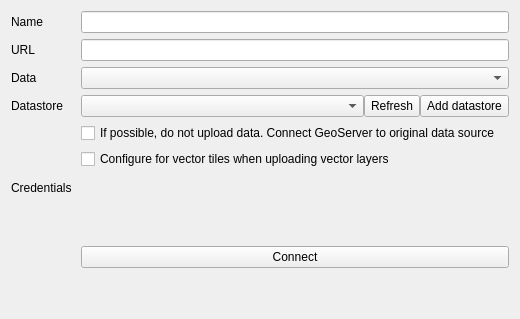
The window that geocatbridge/servers/views/geoserver.ui (GeoCat/qgis-bridge-plugin) describes before a commit, drawn with Qt 5.
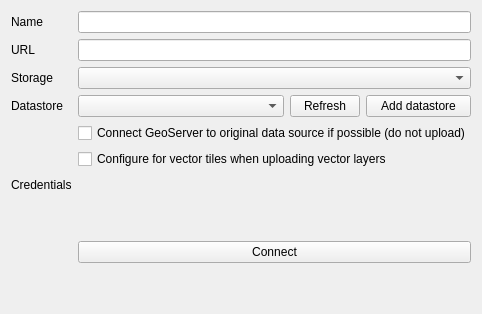
The same window after the commit.

Patch:
```diff
--- a/geocatbridge/servers/views/geoserver.ui
+++ b/geocatbridge/servers/views/geoserver.ui
@@ -6,17 +6,61 @@
    <rect>
     <x>0</x>
     <y>0</y>
-    <width>515</width>
-    <height>319</height>
+    <width>520</width>
+    <height>314</height>
    </rect>
   </property>
-  <layout class="QHBoxLayout" name="horizontalLayout_2">
+  <property name="sizePolicy">
+   <sizepolicy hsizetype="Preferred" vsizetype="Minimum">
+    <horstretch>0</horstretch>
+    <verstretch>0</verstretch>
+   </sizepolicy>
+  </property>
+  <layout class="QVBoxLayout" name="verticalLayout">
+   <property name="sizeConstraint">
+    <enum>QLayout::SetFixedSize</enum>
+   </property>
    <item>
-    <layout class="QGridLayout" name="gridLayout_2">
+    <layout class="QGridLayout" name="gridLayout">
+     <property name="sizeConstraint">
+      <enum>QLayout::SetMinimumSize</enum>
+     </property>
      <property name="horizontalSpacing">
-      <number>9</number>
+      <number>6</number>
      </property>
-     <item row="4" column="0">
+     <item row="0" column="0">
+      <widget class="QLabel" name="label_3">
+       <property name="sizePolicy">
+        <sizepolicy hsizetype="Preferred" vsizetype="Maximum">
+         <horstretch>0</horstretch>
+         <verstretch>0</verstretch>
+        </sizepolicy>
+       </property>
+       <property name="text">
+        <string>Name</string>
+       </property>
+      </widget>
+     </item>
+     <item row="0" column="1">
+      <widget class="QLineEdit" name="txtGeoserverName"/>
+     </item>
+     <item row="1" column="0">
+      <widget class="QLabel" name="label_4">
+       <property name="sizePolicy">
+        <sizepolicy hsizetype="Preferred" vsizetype="Maximum">
+         <horstretch>0</horstretch>
+         <verstretch>0</verstretch>
+        </sizepolicy>
+       </property>
+       <property name="text">
+        <string>URL</string>
+       </property>
+      </widget>
+     </item>
+     <item row="1" column="1">
+      <widget class="QLineEdit" name="txtGeoserverUrl"/>
+     </item>
+     <item row="2" column="0">
       <widget class="QLabel" name="label_6">
        <property name="sizePolicy">
         <sizepolicy hsizetype="Preferred" vsizetype="Maximum">
@@ -25,11 +69,14 @@
         </sizepolicy>
        </property>
        <property name="text">
-        <string>Data</string>
+        <string>Storage</string>
        </property>
       </widget>
      </item>
-     <item row="5" column="0">
+     <item row="2" column="1">
+      <widget class="QComboBox" name="comboStorageType"/>
+     </item>
+     <item row="3" column="0">
       <widget class="QLabel" name="labelGeoserverDatastore">
        <property name="sizePolicy">
         <sizepolicy hsizetype="Minimum" vsizetype="Maximum">
@@ -42,67 +89,87 @@
        </property>
       </widget>
      </item>
-     <item row="8" column="0">
-      <widget class="QLabel" name="label_5">
-       <property name="text">
-        <string>Credentials</string>
-       </property>
-      </widget>
+     <item row="3" column="1">
+      <layout class="QHBoxLayout" name="datastoreLayout">
+       <item>
+        <widget class="QComboBox" name="comboGeoserverDatabase">
+         <property name="sizePolicy">
+          <sizepolicy hsizetype="MinimumExpanding" vsizetype="Fixed">
+           <horstretch>0</horstretch>
+           <verstretch>0</verstretch>
+          </sizepolicy>
+         </property>
+         <property name="minimumSize">
+          <size>
+           <width>200</width>
+           <height>0</height>
+          </size>
+         </property>
+        </widget>
+       </item>
+       <item>
+        <widget class="QWidget" name="datastoreControls" native="true">
+         <property name="cursor">
+          <cursorShape>ArrowCursor</cursorShape>
+         </property>
+         <layout class="QHBoxLayout" name="horizontalLayout">
+          <property name="leftMargin">
+           <number>0</number>
+          </property>
+          <property name="topMargin">
+           <number>0</number>
+          </property>
+          <property name="rightMargin">
+           <number>0</number>
+          </property>
+          <property name="bottomMargin">
+           <number>0</number>
+          </property>
+          <item>
+           <widget class="QToolButton" name="btnRefreshDatabases">
+            <property name="sizePolicy">
+             <sizepolicy hsizetype="Fixed" vsizetype="Minimum">
+              <horstretch>0</horstretch>
+              <verstretch>0</verstretch>
+             </sizepolicy>
+            </property>
+            <property name="minimumSize">
+             <size>
+              <width>70</width>
+              <height>22</height>
+             </size>
+            </property>
+            <property name="text">
+             <string>Refresh</string>
+            </property>
+           </widget>
+          </item>
+          <item>
+           <widget class="QToolButton" name="btnAddDatastore">
+            <property name="sizePolicy">
+             <sizepolicy hsizetype="Fixed" vsizetype="Minimum">
+              <horstretch>0</horstretch>
+              <verstretch>0</verstretch>
+             </sizepolicy>
+            </property>
+            <property name="minimumSize">
+             <size>
+              <width>105</width>
+              <height>22</height>
+             </size>
+            </property>
+            <property name="text">
+             <string>Add datastore</string>
+            </property>
+           </widget>
+          </item>
+         </layout>
+        </widget>
+       </item>
+      </layout>
      </item>
-     <item row="10" column="2" colspan="2">
-      <widget class="QPushButton" name="btnConnectGeoserver">
-       <property name="text">
-        <string>Connect</string>
-       </property>
-      </widget>
-     </item>
-     <item row="8" column="2">
-      <widget class="QWidget" name="geoserverAuthWidget" native="true">
-       <property name="sizePolicy">
-        <sizepolicy hsizetype="MinimumExpanding" vsizetype="MinimumExpanding">
-         <horstretch>0</horstretch>
-         <verstretch>0</verstretch>
-        </sizepolicy>
-       </property>
-      </widget>
-     </item>
-     <item row="4" column="2" colspan="2">
-      <widget class="QComboBox" name="comboGeoserverDataStorage" />
-     </item>
-     <item row="11" column="0">
-      <spacer name="verticalSpacer_2">
-       <property name="orientation">
-        <enum>Qt::Vertical</enum>
-       </property>
-       <property name="sizeHint" stdset="0">
-        <size>
-         <width>20</width>
-         <height>40</height>
-        </size>
-       </property>
-      </spacer>
-     </item>
-     <item row="0" column="0">
-      <widget class="QLabel" name="label_3">
-       <property name="sizePolicy">
-        <sizepolicy hsizetype="Preferred" vsizetype="Maximum">
-         <horstretch>0</horstretch>
-         <verstretch>0</verstretch>
-        </sizepolicy>
-       </property>
-       <property name="text">
-        <string>Name</string>
-       </property>
-      </widget>
-     </item>
-     <item row="6" column="2">
+     <item row="4" column="1">
       <widget class="QCheckBox" name="chkUseOriginalDataSource">
-       <property name="sizePolicy">
-        <sizepolicy hsizetype="Minimum" vsizetype="Fixed">
-         <horstretch>0</horstretch>
-         <verstretch>0</verstretch>
-        </sizepolicy>
-       </property>
        <property name="minimumSize">
         <size>
          <width>0</width>
@@ -116,11 +183,11 @@
         </size>
        </property>
        <property name="text">
-        <string>If possible, do not upload data. Connect GeoServer to original data source</string>
+        <string>Connect GeoServer to original data source if possible (do not upload)</string>
        </property>
       </widget>
      </item>
-     <item row="7" column="2">
+     <item row="5" column="1">
       <widget class="QCheckBox" name="chkUseVectorTiles">
        <property name="minimumSize">
         <size>
@@ -133,10 +200,36 @@
        </property>
       </widget>
      </item>
-     <item row="0" column="2" colspan="2">
-      <widget class="QLineEdit" name="txtGeoserverName"/>
+     <item row="6" column="0">
+      <widget class="QLabel" name="label_5">
+       <property name="text">
+        <string>Credentials</string>
+       </property>
+      </widget>
      </item>
-     <item row="9" column="2">
+     <item row="6" column="1">
+      <widget class="QWidget" name="geoserverAuthWidget" native="true">
+       <property name="sizePolicy">
+        <sizepolicy hsizetype="Preferred" vsizetype="Fixed">
+         <horstretch>0</horstretch>
+         <verstretch>0</verstretch>
+        </sizepolicy>
+       </property>
+       <property name="minimumSize">
+        <size>
+         <width>0</width>
+         <height>20</height>
+        </size>
+       </property>
+       <property name="maximumSize">
+        <size>
+         <width>16777215</width>
+         <height>20</height>
+        </size>
+       </property>
+      </widget>
+     </item>
+     <item row="7" column="1">
       <spacer name="verticalSpacer_6">
        <property name="orientation">
         <enum>Qt::Vertical</enum>
@@ -152,69 +245,31 @@
        </property>
       </spacer>
      </item>
-     <item row="5" column="2" colspan="2">
-      <layout class="QHBoxLayout" name="datastoreLayout">
-       <item>
-        <widget class="QComboBox" name="comboGeoserverDatabase"/>
-       </item>
-       <item>
-        <widget class="QToolButton" name="btnRefreshDatabases">
-         <property name="sizePolicy">
-          <sizepolicy hsizetype="Fixed" vsizetype="Minimum">
-           <horstretch>0</horstretch>
-           <verstretch>0</verstretch>
-          </sizepolicy>
-         </property>
-         <property name="minimumSize">
-          <size>
-           <width>0</width>
-           <height>0</height>
-          </size>
-         </property>
-         <property name="text">
-          <string>Refresh</string>
-         </property>
-        </widget>
-       </item>
-       <item>
-        <widget class="QToolButton" name="btnAddDatastore">
-         <property name="sizePolicy">
-          <sizepolicy hsizetype="Fixed" vsizetype="Minimum">
-           <horstretch>0</horstretch>
-           <verstretch>0</verstretch>
-          </sizepolicy>
-         </property>
-         <property name="minimumSize">
-          <size>
-           <width>0</width>
-           <height>0</height>
-          </size>
-         </property>
-         <property name="text">
-          <string>Add datastore</string>
-         </property>
-        </widget>
-       </item>
-      </layout>
-     </item>
-     <item row="1" column="0">
-      <widget class="QLabel" name="label_4">
-       <property name="sizePolicy">
-        <sizepolicy hsizetype="Preferred" vsizetype="Maximum">
-         <horstretch>0</horstretch>
-         <verstretch>0</verstretch>
-        </sizepolicy>
-       </property>
+     <item row="8" column="1">
+      <widget class="QPushButton" name="btnConnectGeoserver">
        <property name="text">
-        <string>URL</string>
+        <string>Connect</string>
        </property>
       </widget>
      </item>
-     <item row="1" column="2" colspan="2">
-      <widget class="QLineEdit" name="txtGeoserverUrl"/>
-     </item>
     </layout>
    </item>
+   <item>
+    <spacer name="verticalSpacer">
+     <property name="orientation">
+      <enum>Qt::Vertical</enum>
+     </property>
+     <property name="sizeType">
+      <enum>QSizePolicy::MinimumExpanding</enum>
+     </property>
+     <property name="sizeHint" stdset="0">
+      <size>
+       <width>20</width>
+       <height>40</height>
+      </size>
+     </property>
+    </spacer>
+   </item>
   </layout>
  </widget>
  <resources/>
```
